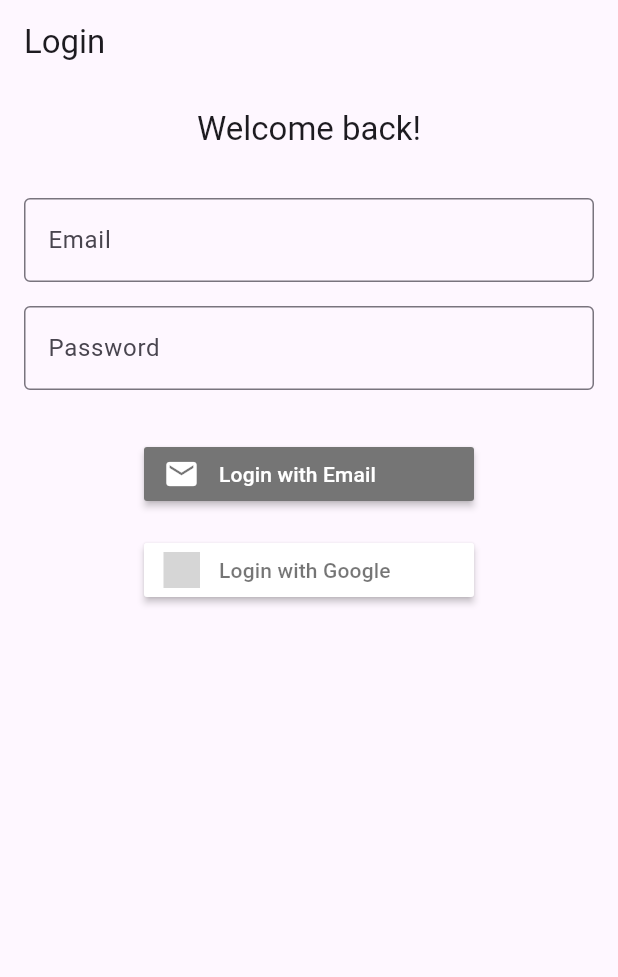
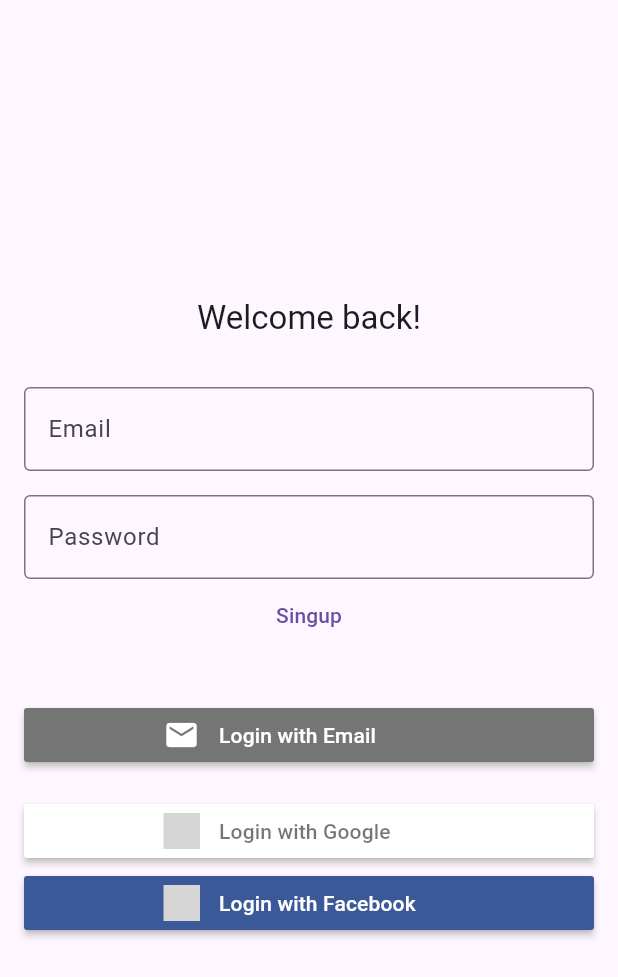
Before and after one commit to allyssonmast/face_trip, a Flutter app: the screen it shows after launch, on a phone screen of 412 x 824 dp. Shown: the top 977 px of the screen. Run offline on Flutter 3.47's test engine with Material 2 defaults, Android fonts, the phone set to English and light mode, and no system bars; drawn by our look-alikes of reactive_forms; our stand-ins replace auto_route, bloc, cloud_firestore, dartz, equatable, firebase_auth and 8 more; accounts and stored records are empty; generated files the repository leaves out were written again; grey boxes are pictures that could not be loaded.

Commit message:
set create user firebaseauth

```diff
--- a/lib/main.dart
+++ b/lib/main.dart
@@ -1,6 +1,8 @@
 import 'package:facetrip/core/shered/widget/my_circular_indicator.dart';
 import 'package:facetrip/injection.dart';
 import 'package:facetrip/modules/home/presentation/page/home_page.dart';
+import 'package:facetrip/routes/routes_imports.dart';
+import 'package:facetrip/stream_login.dart';
 import 'package:firebase_auth/firebase_auth.dart';
 
 import 'package:facetrip/modules/login/presentation/page/login_page.dart';
@@ -25,13 +27,15 @@ class MyApp extends StatelessWidget {
 
   @override
   Widget build(BuildContext context) {
-    return MaterialApp(
+    return MaterialApp.router(
       title: 'Flutter Demo',
       debugShowCheckedModeBanner: false,
       theme: ThemeData(
         useMaterial3: true,
         primarySwatch: Colors.blue,
       ),
+      routerConfig: AppRouter().config(),
+      /*
       home: StreamBuilder<User?>(
         stream: FirebaseAuth.instance.authStateChanges(),
         builder: (context, snapshot) {
@@ -45,6 +49,8 @@ class MyApp extends StatelessWidget {
           return const LoginPage();
         },
       ),
+
+       */
     );
   }
 }
--- a/lib/modules/home/presentation/page/home_page.dart
+++ b/lib/modules/home/presentation/page/home_page.dart
@@ -1,6 +1,8 @@
+import 'package:auto_route/auto_route.dart';
 import 'package:firebase_auth/firebase_auth.dart';
 import 'package:flutter/material.dart';
 
+@RoutePage()
 class HomePage extends StatefulWidget {
   const HomePage({Key? key}) : super(key: key);
 
--- a/lib/modules/login/data/repositories/auth_repository_impl.dart
+++ b/lib/modules/login/data/repositories/auth_repository_impl.dart
@@ -17,7 +17,6 @@ class AuthRepositoryImpl implements AuthRepository {
     try {
       final result = await _firebaseAuth.signInWithEmailAndPassword(email: email, password: password);
       final user = result.user!;
-      print(user.uid);
       return right(UserEntity(
         id: user.uid,
         name: user.displayName ?? '',
--- a/lib/modules/login/domain/repositories/auth_repository.dart
+++ b/lib/modules/login/domain/repositories/auth_repository.dart
@@ -9,5 +9,4 @@ abstract class AuthRepository {
   Future<Either<Failure, UserEntity>> loginWithFacebook();
   Future<Either<Failure, UserEntity>> loginWithGoogle();
   Future<Either<Failure, UserEntity>> loginWithPhone(String phoneNumber);
-
 }
--- a/lib/modules/login/presentation/page/login_page.dart
+++ b/lib/modules/login/presentation/page/login_page.dart
@@ -1,4 +1,7 @@
+import 'package:auto_route/auto_route.dart';
+import 'package:facetrip/core/shered/route/go_route.dart';
 import 'package:facetrip/injection.dart';
+import 'package:facetrip/routes/routes_imports.gr.dart';
 import 'package:flutter/material.dart';
 import 'package:flutter_bloc/flutter_bloc.dart';
 import 'package:flutter_signin_button/button_list.dart';
@@ -7,6 +10,7 @@ import 'package:reactive_forms/reactive_forms.dart';
 
 import '../bloc/login_bloc.dart';
 
+@RoutePage()
 class LoginPage extends StatefulWidget {
   const LoginPage({super.key});
 
@@ -15,7 +19,6 @@ class LoginPage extends StatefulWidget {
 }
 
 class _LoginPageState extends State<LoginPage> {
-  final _formKey = GlobalKey<FormState>();
 
   late final FormGroup _form;
   @override
@@ -37,38 +40,35 @@ class _LoginPageState extends State<LoginPage> {
     return BlocProvider(
       create: (_) => getIt<LoginBloc>(),
       child: Scaffold(
-        appBar: AppBar(
-          title: const Text('Login'),
-        ),
         body: BlocListener<LoginBloc, LoginState>(
           listener: (context, state) {
+            print(state);
             if (state is LoginFailure) {
-              // Exibir mensagem de erro
               ScaffoldMessenger.of(context).showSnackBar(
                 SnackBar(
                   content: Text(state.errorMessage),
                 ),
               );
             } else if (state is LoginSuccess) {
-              // Navegar para a próxima página ou realizar ação necessária
+              GoTo().route(context, const HomePageRoute());
             }
           },
           child: BlocBuilder<LoginBloc, LoginState>(
             builder: (context, state) {
+              print(state);
               if (state is LoginLoading) {
-                // Exibir um indicador de carregamento
                 return const Center(
                   child: CircularProgressIndicator(),
                 );
               }
-
-              // Construir o formulário de login
-              return ReactiveForm(
+              return SafeArea(
+                child: ReactiveForm(
                   formGroup: _form,
-                key: _formKey,
                   child: Padding(
                     padding: const EdgeInsets.all(16),
                     child: Column(
+                      crossAxisAlignment: CrossAxisAlignment.stretch,
+                      mainAxisAlignment: MainAxisAlignment.center,
                       children: [
                         Text(
                           'Welcome back!',
@@ -94,6 +94,11 @@ class _LoginPageState extends State<LoginPage> {
                             border: OutlineInputBorder(),
                           ),
                         ),
+                        TextButton(
+                          onPressed: () =>
+                              GoTo().route(context, const RegisterPageRoute()),
+                          child: const Text('Singup'),
+                        ),
                         const SizedBox(height: 32),
                         SignInButton(
                           Buttons.Email,
@@ -101,7 +106,8 @@ class _LoginPageState extends State<LoginPage> {
                           onPressed: () {
                             if (_form.valid) {
                               final email = _form.value['email'] as String;
-                            final password = _form.value['password'] as String;
+                              final password =
+                                  _form.value['password'] as String;
 
                               getIt<LoginBloc>().add(
                                 LoginWithEmailButtonPressed(
@@ -119,12 +125,22 @@ class _LoginPageState extends State<LoginPage> {
                           Buttons.Google,
                           text: 'Login with Google',
                           onPressed: () {
-                          context.read<LoginBloc>().add(
+                            getIt<LoginBloc>().add(
                               LoginWithGoogleButtonPressed(),
                             );
                           },
                         ),
+                        SignInButton(
+                          Buttons.Facebook,
+                          text: 'Login with Facebook',
+                          onPressed: () {
+                            getIt<LoginBloc>().add(
+                              LoginWithFacebookButtonPressed(),
+                            );
+                          },
+                        ),
                       ],
+                    ),
                   ),
                 ),
               );
--- /dev/null
+++ b/lib/modules/register/domain/entity/singup_user.dart
@@ -0,0 +1,11 @@
+import 'package:freezed_annotation/freezed_annotation.dart';
+part 'singup_user.freezed.dart';
+
+@freezed
+class SingupEntity with _$SingupEntity {
+  const factory SingupEntity({
+    required String name,
+    required String email,
+    required String password,
+  }) = _Singup;
+}
--- /dev/null
+++ b/lib/routes/routes.dart
@@ -0,0 +1,13 @@
+part of 'routes_imports.dart';
+
+@AutoRouterConfig(replaceInRouteName: 'Route')
+class AppRouter extends $AppRouter {
+  @override
+  RouteType get defaultRouteType => const RouteType.adaptive();
+  @override
+  List<AutoRoute> get routes => [
+        AutoRoute(page: HomePageRoute.page),
+        AutoRoute(page: RegisterPageRoute.page),
+        AutoRoute(page: LoginPageRoute.page, path: '/'),
+      ];
+}
--- a/pubspec.yaml
+++ b/pubspec.yaml
@@ -29,6 +29,9 @@ dependencies:
   get_it:
   injectable:
 
+  #auto_route
+  auto_route:
+
   path_provider:
   flutter_dotenv:
   equatable:
@@ -47,6 +50,8 @@ dev_dependencies:
 
   injectable_generator:
 
+  auto_route_generator:
+
   # Freezed libraries
   build_runner:
   freezed:
```
Also changed, not shown: lib/core/shered/route/go_route.dart (added, +11 -0 lines), lib/core/shered/widget/react_widget.dart (added, +22 -0 lines), lib/modules/register/data/repository.dart (added, +32 -0 lines), lib/modules/register/domain/repository/create_repository.dart (added, +7 -0 lines), lib/modules/register/domain/usecases/create_user_usecase.dart (added, +22 -0 lines), lib/modules/register/presentation/bloc/register_bloc.dart (added, +38 -0 lines), lib/modules/register/presentation/bloc/register_event.dart (added, +10 -0 lines), lib/modules/register/presentation/bloc/register_state.dart (added, +23 -0 lines), lib/modules/register/presentation/page/register_page.dart (added, +88 -0 lines), lib/routes/routes_imports.dart (added, +7 -0 lines), lib/stream_login.dart (added, +85 -0 lines), lib/injection.config.dart, lib/routes/routes_imports.gr.dart (added), pubspec.lock, 1 other file. Lines whose indentation alone changed are shown as unchanged.
